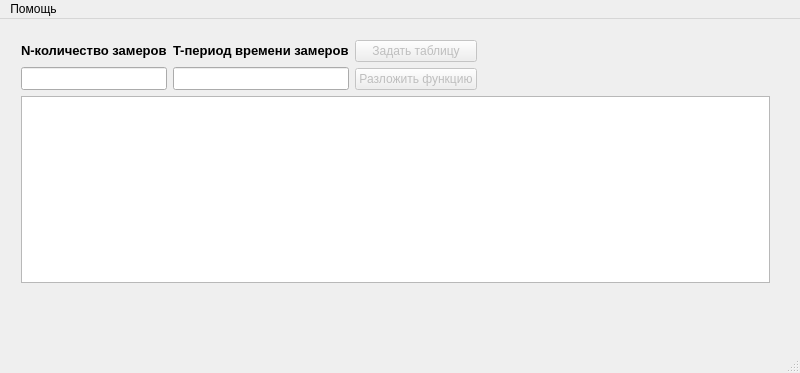
Qt form mainwindow.ui (IvanTheCruel/Z5_circuits) before a commit.
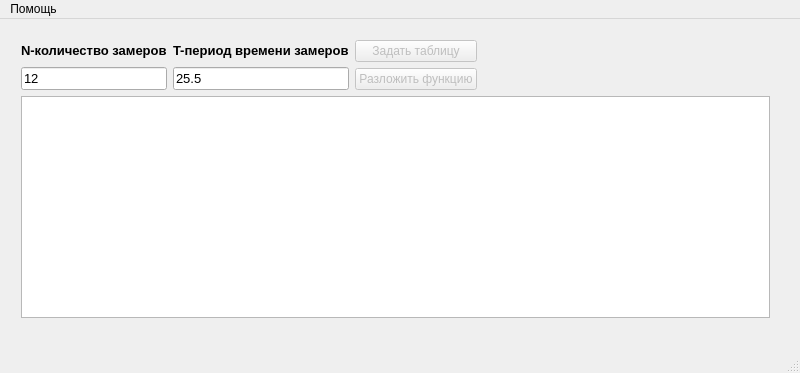
The same form after that commit.

Commit message: таблица и первые две строки

The edit to the form file:
```diff
--- a/mainwindow.ui
+++ b/mainwindow.ui
@@ -14,7 +14,7 @@
    <string>Разложение таблично заданной функции в ряд Фурье</string>
   </property>
   <widget class="QWidget" name="centralWidget">
-   <widget class="QWidget" name="">
+   <widget class="QWidget" name="layoutWidget">
     <property name="geometry">
      <rect>
       <x>10</x>
@@ -24,19 +24,6 @@
      </rect>
     </property>
     <layout class="QGridLayout" name="gridLayout_3">
-     <item row="1" column="0">
-      <spacer name="verticalSpacer">
-       <property name="orientation">
-        <enum>Qt::Vertical</enum>
-       </property>
-       <property name="sizeHint" stdset="0">
-        <size>
-         <width>20</width>
-         <height>40</height>
-        </size>
-       </property>
-      </spacer>
-     </item>
      <item row="0" column="0">
       <layout class="QGridLayout" name="gridLayout_2">
        <item row="0" column="3" rowspan="2">
@@ -92,6 +79,9 @@
              <pointsize>10</pointsize>
             </font>
            </property>
+           <property name="text">
+            <string>12</string>
+           </property>
           </widget>
          </item>
          <item row="1" column="1">
@@ -101,6 +91,9 @@
              <pointsize>10</pointsize>
             </font>
            </property>
+           <property name="text">
+            <string>25.5</string>
+           </property>
           </widget>
          </item>
         </layout>
```
Left out of the diff: 66 changed lines with no effect on the pictures. The commit also changes 2 other files.
